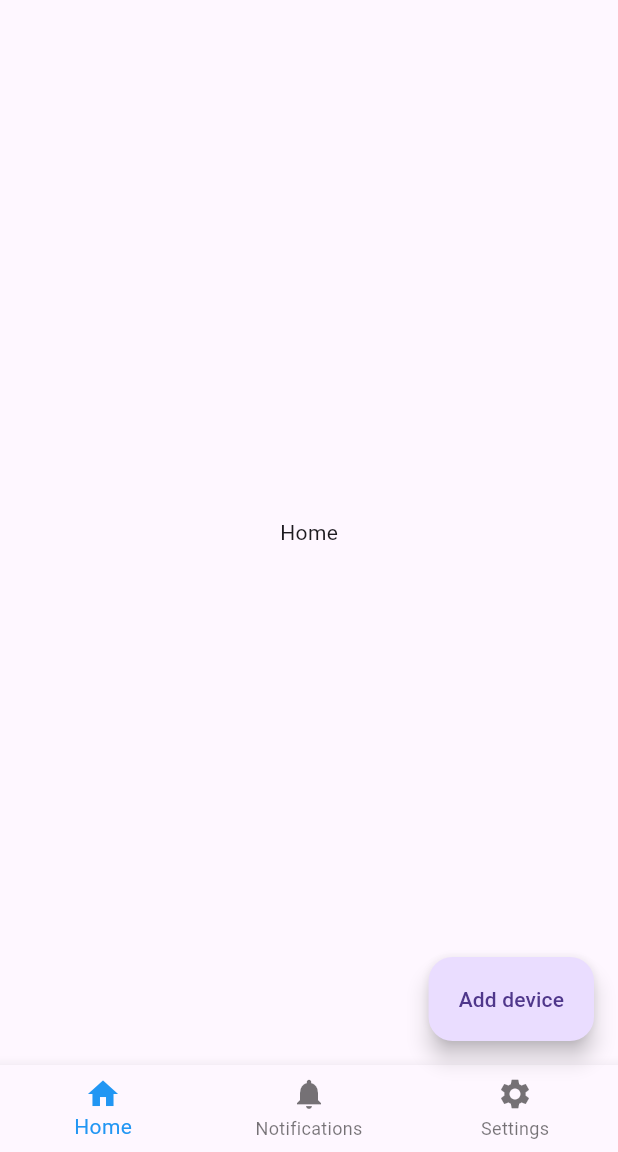
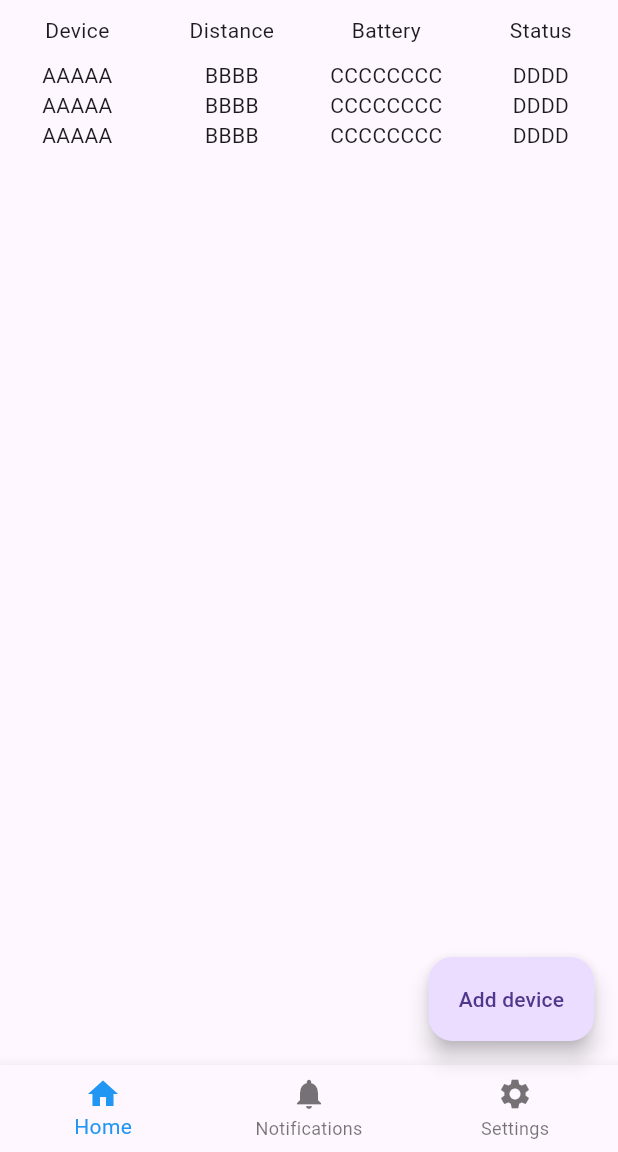
Before and after one commit to latoiste/bifind_app, a Flutter app: the screen it shows after launch, on a phone screen of 412 x 824 dp, the part 84-1236 px from its top. Run offline on Flutter 3.47's test engine with Material 3 defaults, Android fonts, the phone set to English and light mode, and no system bars.

Commit message:
add device details table

```diff
--- /dev/null
+++ b/lib/components/device_details_row.dart
@@ -0,0 +1,26 @@
+import 'package:flutter/material.dart';
+
+class DeviceDetailsRow extends StatelessWidget {
+  const DeviceDetailsRow({
+    super.key,
+    required this.index,
+    required this.screenWidth,
+  });
+
+  final double screenWidth;
+  final int index;
+
+  @override
+  Widget build(BuildContext context) {
+    return Row(
+      mainAxisAlignment: MainAxisAlignment.spaceEvenly,
+      children: [
+        // placeholder
+        SizedBox(width: screenWidth * 0.25, child: Center(child: Text("AAAAA"))),
+        SizedBox(width: screenWidth * 0.25, child: Center(child: Text("BBBB"))),
+        SizedBox(width: screenWidth * 0.25, child: Center(child: Text("CCCCCCCC"))),
+        SizedBox(width: screenWidth * 0.25, child: Center(child: Text("DDDD"))),
+      ],
+    );
+  }
+}
--- /dev/null
+++ b/lib/components/table_header_cell.dart
@@ -0,0 +1,15 @@
+import 'package:flutter/material.dart';
+
+class TableHeaderCell extends StatelessWidget {
+  const TableHeaderCell({super.key, required this.title});
+
+  final String title;
+
+  @override
+  Widget build(BuildContext context) {
+    return Padding(
+      padding: EdgeInsets.all(10),
+      child: Center(child: Text(title)),
+    );
+  }
+}
--- a/lib/pages/home.dart
+++ b/lib/pages/home.dart
@@ -1,12 +1,37 @@
 import 'package:flutter/material.dart';
+import 'package:bifind_app/components/device_details_row.dart';
+import 'package:bifind_app/components/table_header_cell.dart';
 
-class HomePage extends StatelessWidget {
+class HomePage extends StatefulWidget {
   const HomePage({super.key});
 
   @override
+  State<StatefulWidget> createState() => _HomePageState();
+}
+
+class _HomePageState extends State<HomePage> {
+  static const registeredDevices = [1, 2, 3, 4]; //placeholder
+
+  @override
   Widget build(BuildContext context) {
-    return Center(
-      child: const Text("Home"),
+    final double screenWidth = MediaQuery.of(context).size.width;
+
+    return ListView.builder(
+      itemCount: registeredDevices.length,
+      itemBuilder: (context, index) {
+        if (index == 0) {
+          return Row(
+            mainAxisAlignment: MainAxisAlignment.spaceEvenly,
+            children: [
+              SizedBox(width: screenWidth * 0.25, child: TableHeaderCell(title: "Device")),
+              SizedBox(width: screenWidth * 0.25, child: TableHeaderCell(title: "Distance")),
+              SizedBox(width: screenWidth * 0.25, child: TableHeaderCell(title: "Battery")),
+              SizedBox(width: screenWidth * 0.25, child: TableHeaderCell(title: "Status")),
+            ],
+          );
+        }
+        return DeviceDetailsRow(index: index - 1, screenWidth: screenWidth,);
+      },
     );
   }
 }
```
